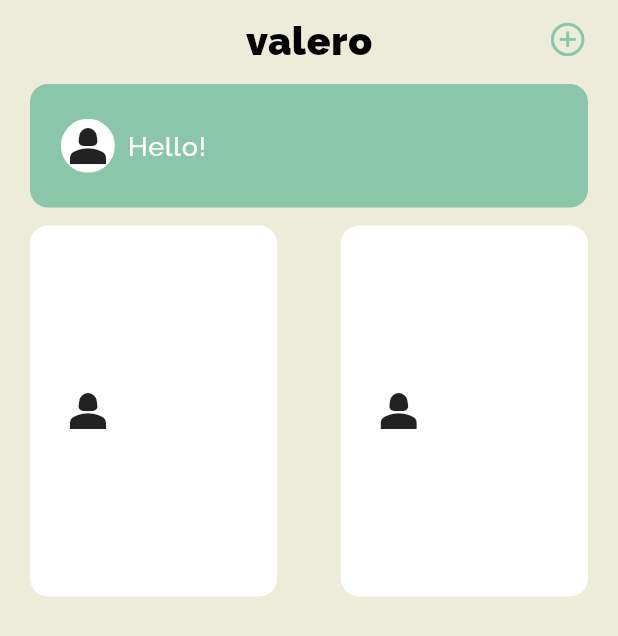
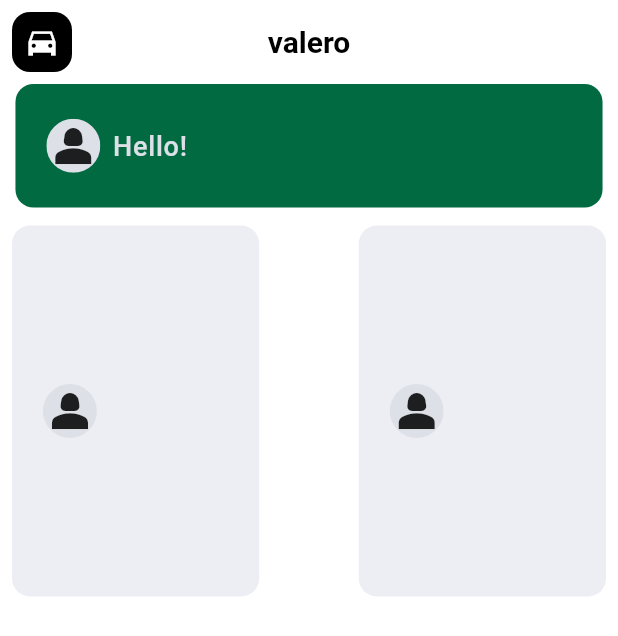
Before and after one commit to zmeulDev/valero, a Flutter app: the Home screen opened directly, on a phone screen of 412 x 824 dp. Shown: the top 636 px of the screen. Run offline on Flutter 3.47's test engine with Material 2 defaults, Android fonts, the phone set to English and light mode, and no system bars; our stand-ins replace cached_network_image, cloud_firestore, firebase_auth, firebase_core, firebase_storage, flutter_custom_clippers and 6 more; missing offline and left inert: avatar_view, mobile_number; accounts and stored records are empty; network calls fail.

Commit message:
appbar, navbar and colors

```diff
--- a/lib/main.dart
+++ b/lib/main.dart
@@ -24,7 +24,7 @@
       title: 'zmeul',
       debugShowCheckedModeBanner: false,
       theme: ThemeData(
-          textTheme: GoogleFonts.ralewayTextTheme(),
+          textTheme: GoogleFonts.robotoTextTheme(),
           primarySwatch: Colors.orange,
           scaffoldBackgroundColor: primaryColor,
           canvasColor: primaryColor),
--- a/lib/pages/appBar.dart
+++ b/lib/pages/appBar.dart
@@ -1,48 +1,31 @@
 import 'package:flutter/cupertino.dart';
 import 'package:flutter/material.dart';
 import 'package:get/get.dart';
-import 'package:valero/pages/home.dart';
 import 'package:valero/utils/constant.dart';
 
 getAppBar(String screenName) {
   return AppBar(
-    leading: IconButton(
-        onPressed: () {},
-        icon: const Icon(
-          CupertinoIcons.qrcode,
-          color: primaryColor,
-        )),
+    leading: Container(
+      margin: EdgeInsets.all(8),
+      height: Get.height * 0.06,
+      width: Get.width * 0.06,
+      decoration: BoxDecoration(
+        borderRadius: BorderRadius.circular(12),
+        color: fourthColor,
+      ),
+      child: IconButton(
+          onPressed: () {},
+          icon: const Icon(
+            Icons.directions_car_sharp,
+            color: primaryColor,
+          )),
+    ),
     backgroundColor: Colors.transparent,
     elevation: 0.0,
     centerTitle: true,
     title: Text(
       screenName,
-      style: style1.copyWith(fontWeight: FontWeight.w900, color: fourthColor),
+      style: styleAppBar,
     ),
-    actions: [
-      InkWell(
-        onTap: () {
-          Get.to(Home());
-        },
-        borderRadius: BorderRadius.circular(20),
-        child: Row(
-          children:  const [
-            Center(
-              child: Padding(
-                padding: EdgeInsets.only(bottom: 4),
-                child: Icon(
-                  CupertinoIcons.add_circled,
-                  color: tertiaryColor,
-                  size: 26,
-                ),
-              ),
-            ),
-          ],
-        ),
-      ),
-       SizedBox(
-        width: Get.width * 0.05,
-      ),
-    ],
   );
 }
--- a/lib/pages/home.dart
+++ b/lib/pages/home.dart
@@ -34,7 +34,7 @@
       child: Column(
         children: [
           Container(
-            margin: const EdgeInsets.symmetric(horizontal: 20),
+            margin: const EdgeInsets.symmetric(horizontal: 8),
             child: Column(
               children: [
                 helloContainer(),
@@ -88,7 +88,7 @@
       width: Get.width * 0.4,
       decoration: BoxDecoration(
         borderRadius: BorderRadius.circular(12),
-        color: secondaryColor,
+        color: fifthColor,
       ),
       child: Row(
         mainAxisAlignment: MainAxisAlignment.start ,
--- a/lib/pages/splash.dart
+++ b/lib/pages/splash.dart
@@ -32,7 +32,7 @@
           );
         } else {
           initUserModel();
-          return NavBar();
+          return Navigation();
         }
       },
     );
--- a/lib/utils/constant.dart
+++ b/lib/utils/constant.dart
@@ -1,34 +1,41 @@
 import 'package:flutter/material.dart';
 import 'package:google_fonts/google_fonts.dart';
 
-const primaryColor = Color(0xFFedecd8);
-const secondaryColor = Color(0xFFFFFFFF);
-const tertiaryColor = Color(0xFF8ac7aa);
+
+const primaryColor = Color(0xFFFFFFFF);
+const secondaryColor = Color(0xffdde0e7);
+const tertiaryColor = Color(0xFF016a41);
 const fourthColor = Color(0xFF000000);
-const fifthColor = Color(0xFFe6db74);
+const fifthColor = Color(0xFFedeef4);
 
 String tempUserImg = 'assets/user.png';
 
-var styleLogin = GoogleFonts.raleway(
+var styleLogin = GoogleFonts.roboto(
   fontSize: 34.0,
   color: primaryColor,
 );
 
-var style1 = GoogleFonts.raleway(
+var styleAppBar = GoogleFonts.roboto(
+  fontSize: 20.0,
+  color: fourthColor,
+  fontWeight: FontWeight.bold
+);
+
+var style1 = GoogleFonts.roboto(
   fontSize: 26.0,
   color: secondaryColor,
   fontWeight: FontWeight.bold,
   wordSpacing: 1,
   letterSpacing: 0.5,
 );
-var style2 = GoogleFonts.raleway(
+var style2 = GoogleFonts.roboto(
   fontSize: 16.0,
   color: secondaryColor,
   wordSpacing: 0.5,
   fontWeight: FontWeight.w500,
   letterSpacing: 0.5,
 );
-var style3 = GoogleFonts.raleway(
+var style3 = GoogleFonts.roboto(
   fontSize: 12.0,
   color: primaryColor,
   wordSpacing: 0.5,
--- a/pubspec.yaml
+++ b/pubspec.yaml
@@ -26,7 +26,7 @@
   flutter_custom_clippers: ^2.1.0
   cached_network_image: ^3.2.3
   avatar_view: ^1.0.1
-  google_nav_bar: ^5.0.6
+  persistent_bottom_nav_bar: ^5.0.2
   mobile_number: ^2.1.1
 
 
```
Also changed, not shown: lib/pages/Auth/enterotp.dart (+6 -6 lines), lib/pages/UserProfile/viewProfile.dart (renamed from lib/pages/profile/profile.dart, +28 -49 lines), lib/pages/navbar.dart (+84 -74 lines), lib/pages/UserProfile/editProfile.dart (renamed from lib/pages/profile/editprofile.dart), pubspec.lock.
